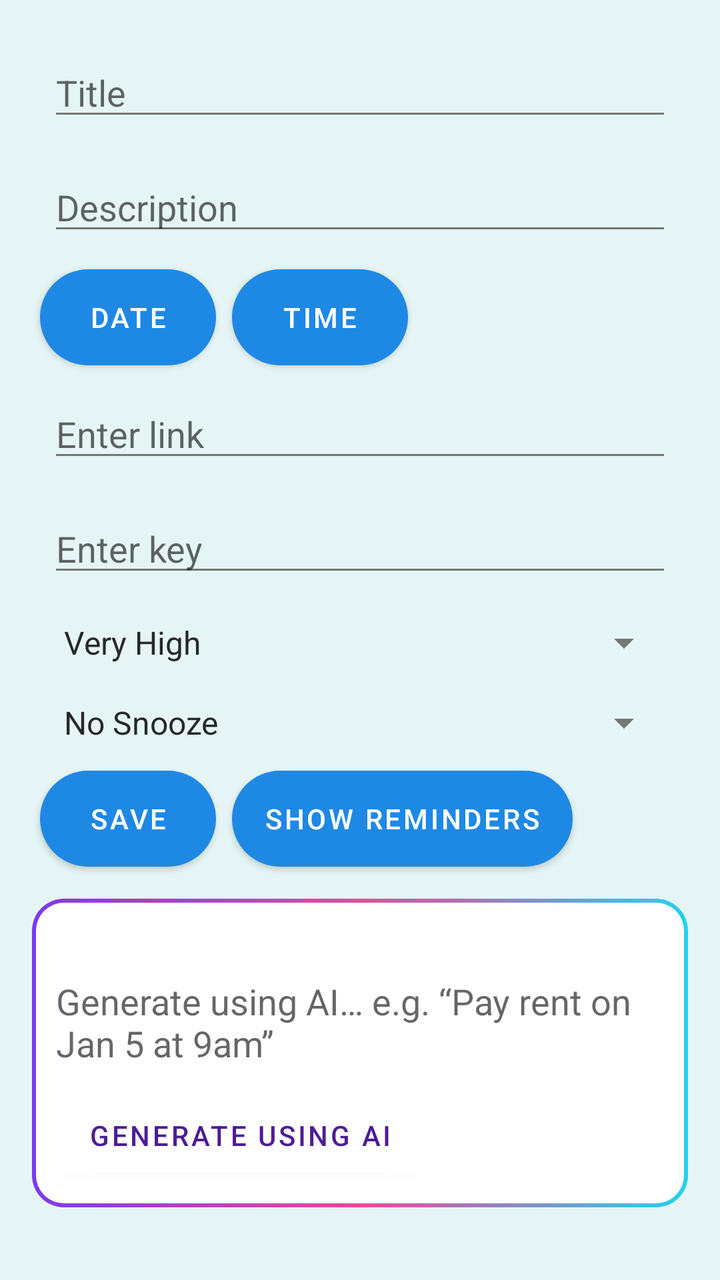
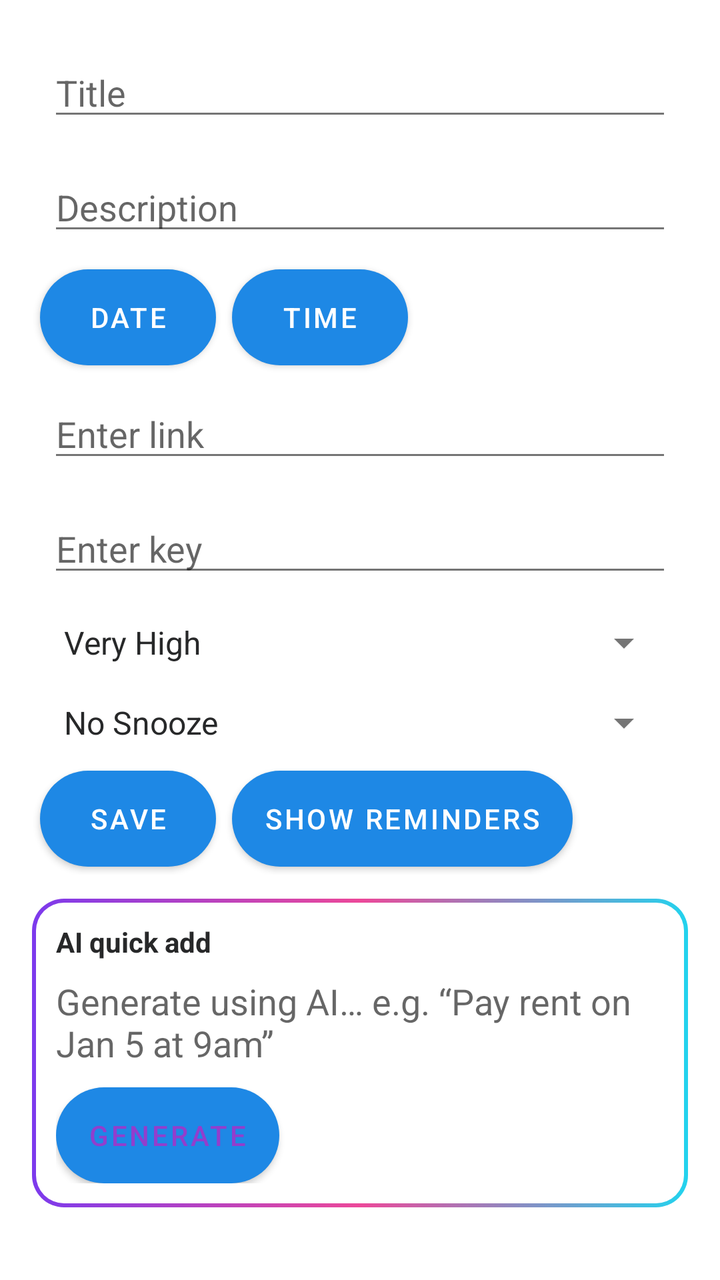

An Android layout rendered at two revisions. The XML below is the earlier revision; the diff shows what the commit changed to produce the second picture.
<!-- AndroidManifest.xml: application theme Theme.Nudge -->
<!-- res/layout/fragment_reminder.xml -->
<LinearLayout xmlns:android="http://schemas.android.com/apk/res/android"
    android:layout_width="match_parent"
    android:layout_height="match_parent"
    android:orientation="vertical"
    android:padding="16dp">

    <AutoCompleteTextView
        android:id="@+id/titleEditText"
        android:layout_width="match_parent"
        android:layout_height="wrap_content"
        android:layout_margin="8dp"
        android:hint="Title" />

    <AutoCompleteTextView
        android:id="@+id/descriptionEditText"
        android:layout_width="match_parent"
        android:layout_height="wrap_content"
        android:layout_margin="8dp"
        android:hint="Description" />

    <LinearLayout
        android:layout_width="wrap_content"
        android:layout_height="wrap_content"
        android:orientation="horizontal"
        android:gravity="center_vertical">
        <Button
            android:id="@+id/dateButton"
            android:layout_width="match_parent"
            android:layout_height="wrap_content"
            android:background="@drawable/rounded_corner"
            android:layout_margin="4dp"
            android:text="Date" />

        <Button
            android:id="@+id/timeButton"
            android:layout_width="match_parent"
            android:layout_height="wrap_content"
            android:background="@drawable/rounded_corner"
            android:layout_margin="4dp"
            android:text="Time" />
    </LinearLayout>

    <EditText
        android:id="@+id/idEditText"
        android:layout_width="match_parent"
        android:layout_height="wrap_content"
        android:visibility="gone"
        android:layout_margin="8dp" />

    <EditText
        android:id="@+id/linkEditText"
        android:layout_width="match_parent"
        android:layout_height="wrap_content"
        android:hint="Enter link"
        android:singleLine="true"
        android:layout_margin="8dp"
        android:imeOptions="actionDone" />

    <EditText
        android:id="@+id/passwordEditText"
        android:layout_width="match_parent"
        android:layout_height="wrap_content"
        android:hint="Enter key"
        android:inputType="textPassword"
        android:singleLine="true"
        android:layout_margin="8dp"
        android:imeOptions="actionDone" />

    <Spinner
        android:id="@+id/prioritySpinner"
        android:layout_width="match_parent"
        android:layout_height="wrap_content"
        android:layout_margin="8dp"
        android:entries="@array/priority_array" />

    <Spinner
        android:id="@+id/snoozeSpinner"
        android:layout_width="match_parent"
        android:layout_height="wrap_content"
        android:layout_margin="8dp"
        android:entries="@array/snooze_array" />

    <LinearLayout
        android:layout_width="wrap_content"
        android:layout_height="wrap_content"
        android:orientation="horizontal"
        android:gravity="center_vertical">
        <Button
            android:id="@+id/saveButton"
            android:layout_width="match_parent"
            android:layout_height="wrap_content"
            android:background="@drawable/rounded_corner"
            android:layout_margin="4dp"
            android:text="Save" />

        <Button
            android:id="@+id/showRemindersButton"
            android:layout_width="wrap_content"
            android:layout_height="wrap_content"
            android:text="Show Reminders"
            android:layout_margin="4dp"
            android:background="@drawable/rounded_corner"
            android:layout_gravity="center" />
    </LinearLayout>

    
    <LinearLayout
    android:id="@+id/aiBox"
    android:layout_width="match_parent"
    android:layout_height="wrap_content"
    android:layout_marginTop="12dp"
    android:padding="12dp"
    android:orientation="vertical"
    android:background="@drawable/bg_ai_gradient">

    <TextView
        android:layout_width="wrap_content"
        android:layout_height="wrap_content"
        android:text="AI quick add"
        android:textStyle="bold"
        android:textColor="@android:color/white"
        android:textSize="14sp" />

    <EditText
        android:id="@+id/aiInputEditText"
        android:layout_width="match_parent"
        android:layout_height="wrap_content"
        android:layout_marginTop="8dp"
        android:hint="Generate using AI… e.g. “Pay rent on Jan 5 at 9am”"
        android:textColor="@android:color/white"
        android:background="@android:color/transparent"
        android:inputType="textCapSentences|textMultiLine"
        android:minLines="2"
        android:maxLines="4" />

    <Button
        android:id="@+id/aiGenerateButton"
        android:layout_width="wrap_content"
        android:layout_height="wrap_content"
        android:layout_marginTop="10dp"
        android:text="Generate using AI"
        android:backgroundTint="#FFFFFF"
        android:textColor="#4C1D95" />
    </LinearLayout>
</LinearLayout>
<!-- resources referenced by this layout -->
<resources>
  <string-array name="priority_array">
          <item>Very High</item>
          <item>High</item>
          <item>Medium</item>
          <item>Low</item>
      </string-array>
  <string-array name="snooze_array">
          <item>No Snooze</item>
          <item>Snooze Once</item>
          <item>Snooze Twice</item>
      </string-array>
  <!-- drawable bg_ai_gradient (drawable) -->
  <layer-list xmlns:android="http://schemas.android.com/apk/res/android">
  
      
      <item>
          <shape android:shape="rectangle">
              <corners android:radius="16dp" />
              <gradient
                  android:type="linear"
                  android:angle="0"
                  android:startColor="#7C3AED"
                  android:centerColor="#EC4899"
                  android:endColor="#22D3EE" />
          </shape>
      </item>
  
      
      <item
          android:left="2dp"
          android:top="2dp"
          android:right="2dp"
          android:bottom="2dp">
          <shape android:shape="rectangle">
              <corners android:radius="14dp" />
              <solid android:color="?attr/colorSurface" />
          </shape>
      </item>
  
  </layer-list>
  <!-- drawable rounded_corner (drawable) -->
  <shape xmlns:android="http://schemas.android.com/apk/res/android">
      <solid android:color="@color/white" />
      <corners android:radius="30dp" />
  </shape>
  <style name="Theme.Nudge" parent="Theme.MaterialComponents.DayNight.DarkActionBar">
          
          <item name="colorPrimary">@color/colorPrimary</item>
          <item name="colorPrimaryVariant">@color/colorPrimaryDark</item>
          <item name="colorOnPrimary">@color/white</item>
          
          <item name="colorSecondary">@color/colorAccent</item>
          <item name="colorSecondaryVariant">@color/colorAccent</item>
          <item name="colorOnSecondary">@color/black</item>
          
          <item name="android:colorBackground">@color/colorBackground</item>
          
          <item name="android:textColorPrimary">@color/colorTextPrimary</item>
          <item name="android:textColorSecondary">@color/colorTextSecondary</item>
          
          <item name="android:windowBackground">@color/colorBackground</item>
      </style>
  <color name="white">#FFFFFFFF</color>
  <color name="colorPrimary">#1E88E5</color>
  <color name="colorPrimaryDark">#1565C0</color>
  <color name="colorAccent">#B0B0B0</color>
  <color name="black">#FF000000</color>
  <color name="colorBackground">#E5F5F5</color>
  <color name="colorTextPrimary">#272829</color>
  <color name="colorTextSecondary">#757575</color>
</resources>

<!-- the commit's change to res/layout/fragment_reminder.xml (unified diff, before → after) -->
@@ -118,7 +118,7 @@
         android:layout_height="wrap_content"
         android:text="AI quick add"
         android:textStyle="bold"
-        android:textColor="@android:color/white"
+        android:textColor="@color/colorTextPrimary"
         android:textSize="14sp" />
 
     <EditText
@@ -138,8 +138,9 @@
         android:layout_width="wrap_content"
         android:layout_height="wrap_content"
         android:layout_marginTop="10dp"
-        android:text="Generate using AI"
+        android:text="Generate"
+        android:background="@drawable/rounded_corner"
         android:backgroundTint="#FFFFFF"
-        android:textColor="#4C1D95" />
+        android:textColor="#923ECD" />
     </LinearLayout>
 </LinearLayout>
<!-- resource entries referenced after the edit -->
@@ -45,7 +45,7 @@
       <solid android:color="@color/white" />
       <corners android:radius="30dp" />
   </shape>
-  <style name="Theme.Nudge" parent="Theme.MaterialComponents.DayNight.DarkActionBar">
+  <style name="Theme.Nudge" parent="Theme.MaterialComponents.DayNight.NoActionBar">
           
           <item name="colorPrimary">@color/colorPrimary</item>
           <item name="colorPrimaryVariant">@color/colorPrimaryDark</item>
@@ -61,14 +61,16 @@
           <item name="android:textColorSecondary">@color/colorTextSecondary</item>
           
           <item name="android:windowBackground">@color/colorBackground</item>
+          <item name="android:statusBarColor">@color/colorTheme</item>
       </style>
   <color name="white">#FFFFFFFF</color>
   <color name="colorPrimary">#1E88E5</color>
   <color name="colorPrimaryDark">#1565C0</color>
   <color name="colorAccent">#B0B0B0</color>
   <color name="black">#FF000000</color>
-  <color name="colorBackground">#E5F5F5</color>
+  <color name="colorBackground">#FFFFFF</color>
   <color name="colorTextPrimary">#272829</color>
   <color name="colorTextSecondary">#757575</color>
+  <color name="colorTheme">#58CBFF</color>
 </resources>
 
